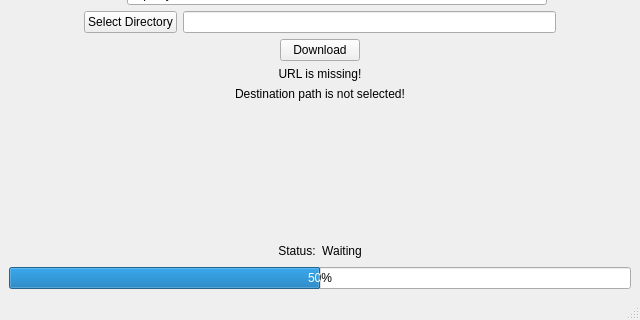
Above: maingui.ui from Bundes197/yt-dlp-gui before the change; both pictures show x 0 to 640 and y 160 to 480 of the 640 by 480 pixel window. Below: the same form after it.
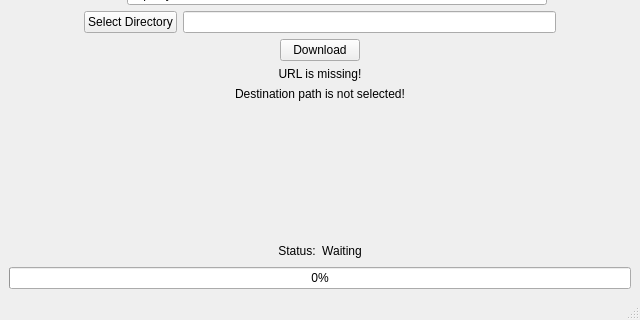
That is the form after the change.

Commit message: fix: progress bar, using Fusion style

```diff
--- a/maingui.ui
+++ b/maingui.ui
@@ -249,14 +249,15 @@
      </layout>
     </item>
     <item>
+     <layout class="QHBoxLayout" name="horizontalLayout_5">
+      <item>
      <widget class="QProgressBar" name="progressBar">
       <property name="value">
-       <number>50</number>
-      </property>
-      <property name="invertedAppearance">
-       <bool>false</bool>
-      </property>
-     </widget>
+         <number>0</number>
+        </property>
+       </widget>
+      </item>
+     </layout>
     </item>
    </layout>
   </widget>
```
Lines whose indentation alone changed are shown as unchanged. The commit also changes 1 other file.
